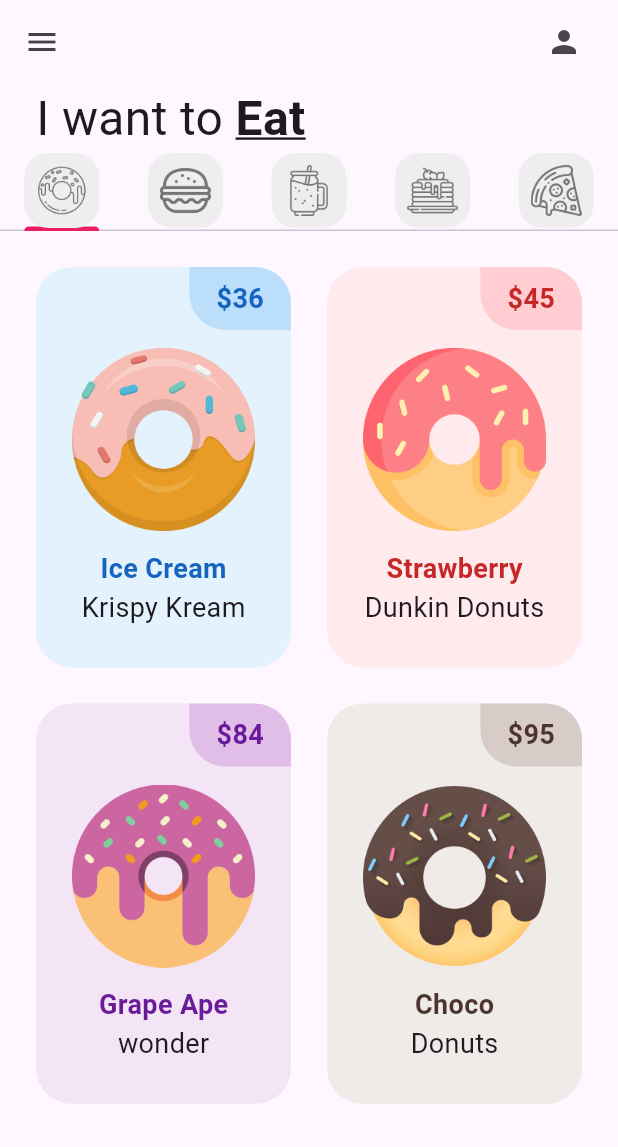
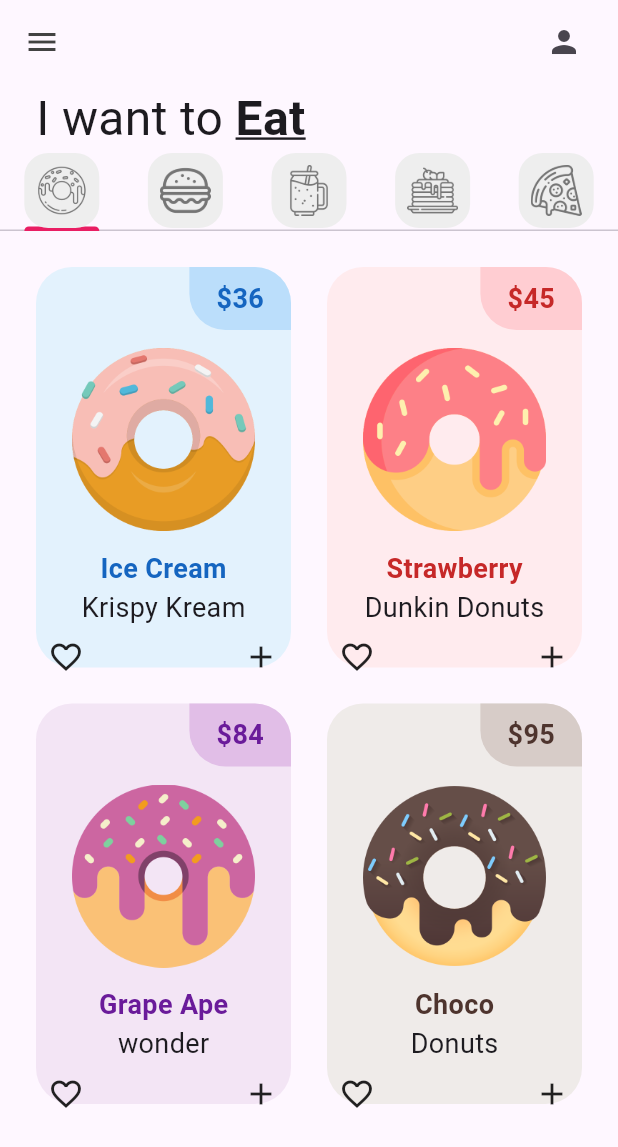
Before and after one commit to AdrianaMukul31/donut_app_4sa, a Flutter app: the screen it shows after launch, on a phone screen of 412 x 824 dp. Shown: the top 1147 px of the screen. Run offline on Flutter 3.47's test engine with Material 3 defaults, Android fonts, the phone set to English and light mode, and no system bars.

Commit message:
DonutTile

```diff
--- a/lib/utils/donut_tile.dart
+++ b/lib/utils/donut_tile.dart
@@ -63,10 +63,22 @@
                         fontSize: 18,
                         color:donutColor[800],)),
                         Text(donutStore, style: TextStyle(fontSize: 18),
+                        ),
+                        Padding(
+                          padding: const EdgeInsets.all(8.0),
+                          child: Row(
+                                              mainAxisAlignment: MainAxisAlignment.spaceBetween,
+                                              children: [
+                                              Icon(Icons.favorite_border, ),
+                                              Icon(Icons.add)
+                                            ],),
                         )
+
                     ],
-                    )
+
+                    ),
                   //Icons
+
 
 
         ),
```
